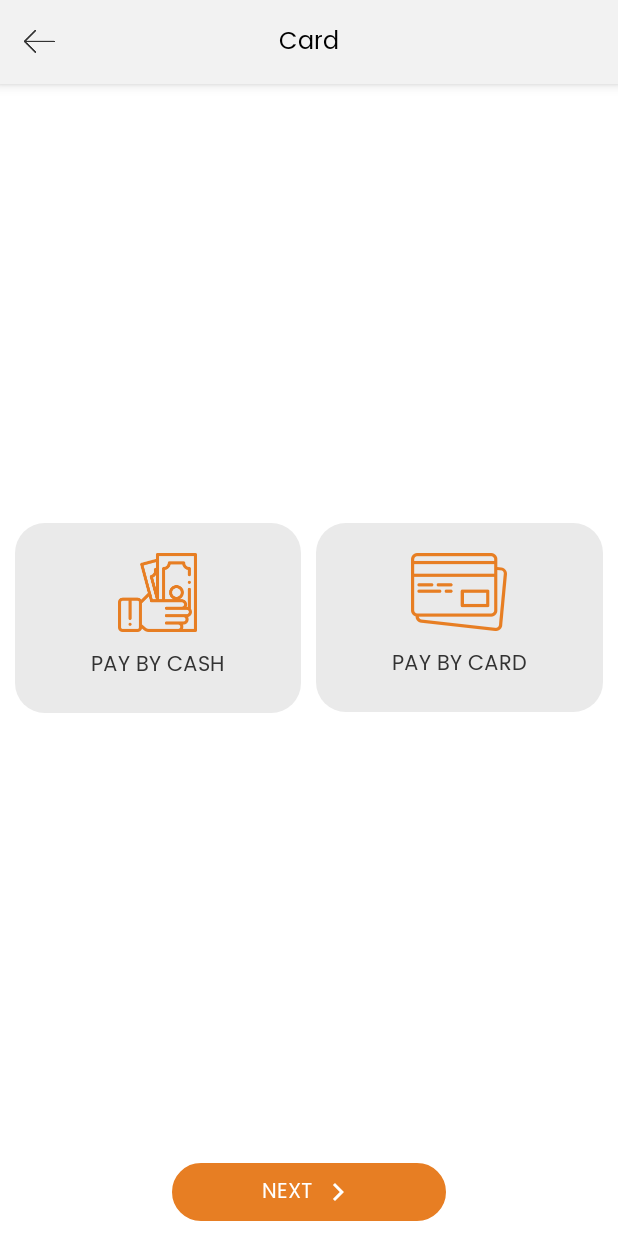
After one commit to nikita-312/Cafe, an Android app: the layout activity_card.xml on its own in the app's theme, with its tools: preview values and no code run, on a phone screen of 412 x 824 dp. The commit adds this screen. Run offline under Robolectric (Android 15) with nearby library versions, the phone set to English and light mode, and no system bars.

Commit message:
2nd commit by mona(29/6/2018)

```diff
--- /dev/null
+++ b/app/src/main/res/layout/activity_card.xml
@@ -0,0 +1,112 @@
+<?xml version="1.0" encoding="utf-8"?>
+<RelativeLayout xmlns:android="http://schemas.android.com/apk/res/android"
+    xmlns:app="http://schemas.android.com/apk/res-auto"
+    xmlns:tools="http://schemas.android.com/tools"
+    android:layout_width="match_parent"
+    android:layout_height="match_parent"
+    android:background="@color/colorwhite"
+    tools:context="com.conceptioni.cafeapp.activity.CardActivity">
+    <android.support.v7.widget.Toolbar
+        android:id="@+id/toolbar"
+        android:layout_width="match_parent"
+        android:layout_height="wrap_content"
+        android:elevation="@dimen/dp_5"
+        tools:ignore="UnusedAttribute"
+        android:background="@color/colorToolbar">
+
+        <ImageView
+            android:layout_width="wrap_content"
+            android:layout_height="wrap_content"
+            android:paddingBottom="@dimen/dp_5"
+            android:paddingEnd="@dimen/dp_5"
+            android:paddingRight="@dimen/dp_5"
+            android:paddingTop="@dimen/dp_5"
+            android:src="@drawable/back"
+            tools:ignore="ContentDescription,RtlSymmetry" />
+
+        <com.conceptioni.cafeapp.utils.TextviewRegular
+            android:layout_width="wrap_content"
+            android:layout_height="wrap_content"
+            android:layout_gravity="center"
+            android:text="Card"
+            android:textColor="@color/colorblack"
+            android:textSize="@dimen/sp_16"
+            tools:ignore="HardcodedText" />
+
+    </android.support.v7.widget.Toolbar>
+    <LinearLayout
+        android:layout_width="match_parent"
+        android:layout_height="wrap_content"
+        android:layout_centerInParent="true"
+        android:layout_marginLeft="@dimen/dp_10"
+        android:layout_marginRight="@dimen/dp_10">
+        <LinearLayout
+            android:layout_width="0dp"
+            android:layout_height="wrap_content"
+            android:background="@drawable/card_drawable"
+            android:orientation="vertical"
+            android:paddingTop="@dimen/dp_20"
+            android:paddingBottom="@dimen/dp_20"
+            android:layout_weight="0.5"
+            android:gravity="center">
+        <ImageView
+            android:layout_width="wrap_content"
+            android:layout_height="wrap_content"
+            android:src="@drawable/pay_cash"/>
+        <com.conceptioni.cafeapp.utils.TextviewRegular
+            android:layout_width="wrap_content"
+            android:layout_height="wrap_content"
+            android:background="@color/colorCardbg"
+            android:text="PAY BY CASH"
+            android:textColor="@color/colorFont"
+            android:layout_marginTop="@dimen/dp_10"/>
+        </LinearLayout>
+        <LinearLayout
+            android:layout_width="0dp"
+            android:layout_height="wrap_content"
+            android:background="@drawable/card_drawable"
+            android:orientation="vertical"
+            android:paddingTop="@dimen/dp_20"
+            android:paddingBottom="@dimen/dp_20"
+            android:layout_weight="0.5"
+            android:gravity="center"
+            android:layout_marginLeft="@dimen/dp_10">
+            <ImageView
+                android:layout_width="wrap_content"
+                android:layout_height="wrap_content"
+                android:src="@drawable/pay_card"/>
+            <com.conceptioni.cafeapp.utils.TextviewRegular
+                android:layout_width="wrap_content"
+                android:layout_height="wrap_content"
+                android:background="@color/colorCardbg"
+                android:text="PAY BY CARD"
+                android:textColor="@color/colorFont"
+                android:layout_marginTop="@dimen/dp_10"/>
+        </LinearLayout>
+    </LinearLayout>
+    <LinearLayout
+        android:layout_width="wrap_content"
+        android:layout_height="wrap_content"
+        android:layout_alignParentBottom="true"
+        android:background="@drawable/login_drawable"
+        android:layout_marginBottom="@dimen/dp_10"
+        android:layout_centerHorizontal="true"
+        android:paddingTop="@dimen/dp_7"
+        android:paddingBottom="@dimen/dp_7"
+        android:paddingLeft="@dimen/dp_60"
+        android:paddingRight="@dimen/dp_60">
+        <com.conceptioni.cafeapp.utils.TextviewRegular
+            android:layout_width="wrap_content"
+            android:layout_height="wrap_content"
+            android:text="NEXT"
+            android:textColor="@color/colorwhite"
+            android:layout_gravity="center"
+            />
+        <ImageView
+            android:layout_width="wrap_content"
+            android:layout_height="wrap_content"
+            android:src="@drawable/ic_chevron_right_black_24dp"
+            android:layout_gravity="center"
+            android:layout_marginLeft="@dimen/dp_5"/>
+    </LinearLayout>
+</RelativeLayout>
--- a/app/src/main/res/layout/activity_thank_you.xml
+++ b/app/src/main/res/layout/activity_thank_you.xml
@@ -9,7 +9,6 @@
     <LinearLayout
         android:layout_width="wrap_content"
         android:layout_height="wrap_content"
-        android:background="@drawable/thankyou_drawable"
         android:layout_centerInParent="true"
         android:orientation="vertical"
         android:layout_marginTop="@dimen/dp_30"
@@ -24,14 +23,17 @@
             android:text="Thank You"
             android:layout_gravity="center"
             android:textColor="@color/colorPrimary"
-            android:textSize="@dimen/sp_30"/>
+            android:textSize="@dimen/sp_30"
+            android:includeFontPadding="false"/>
         <com.conceptioni.cafeapp.utils.TextviewRegular
             android:layout_width="wrap_content"
             android:layout_height="wrap_content"
             android:text="For Order"
             android:layout_gravity="center"
             android:textColor="@color/colorPrimary"
-            android:textSize="@dimen/sp_26"/>
+            android:textSize="24sp"
+            android:layout_marginTop="-20dp"
+            android:includeFontPadding="false"/>
 
     </LinearLayout>
 </RelativeLayout>
```
